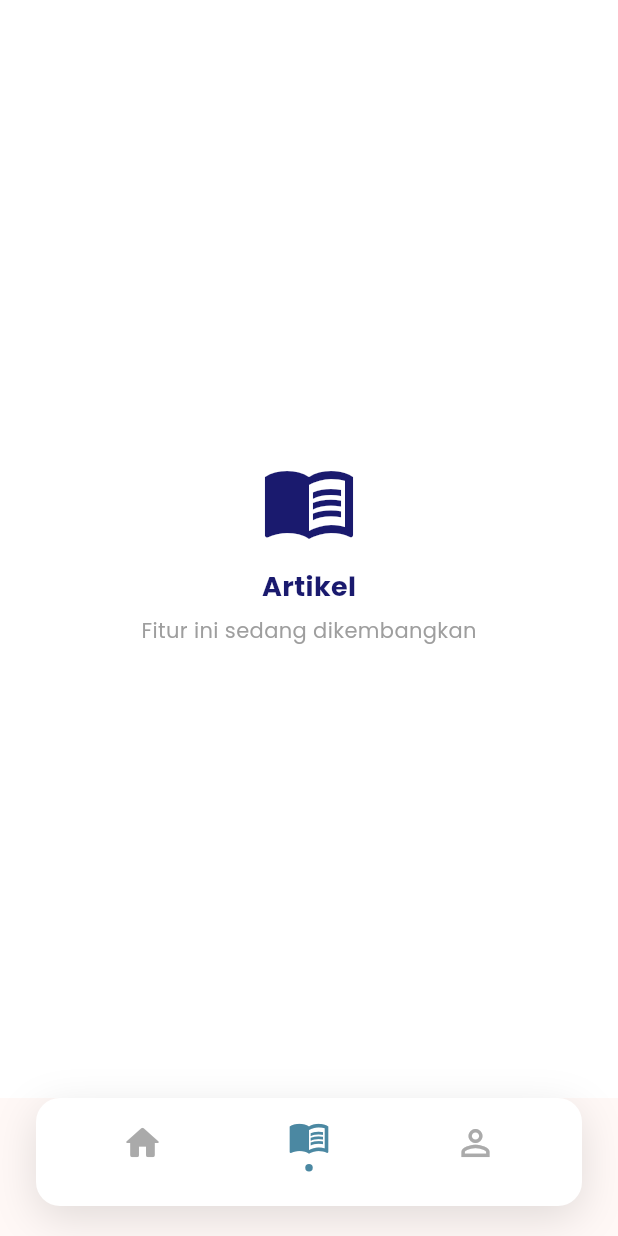
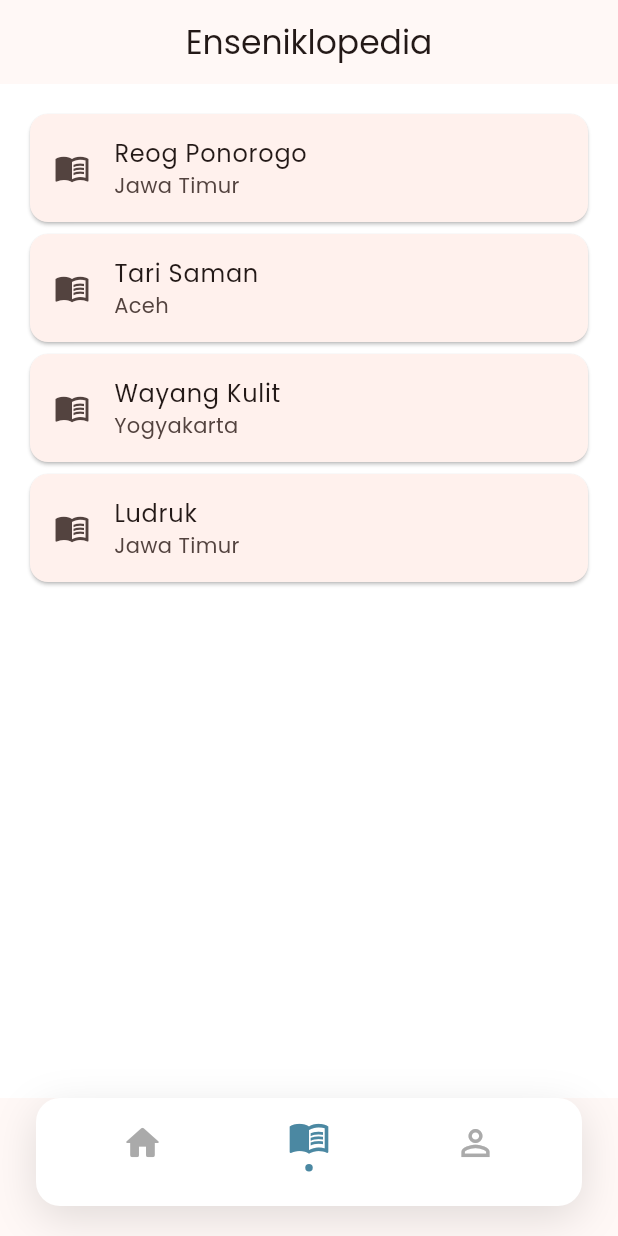
Before and after one commit to szahraak/FP-IndoneSaku, a Flutter app: the screen it shows after launch, item 2 of the bottom bar chosen, on a phone screen of 412 x 824 dp. Run offline on Flutter 3.47's test engine with Material 3 defaults, Android fonts, the phone set to English and light mode, and no system bars; our stand-ins replace cloud_firestore, firebase_auth, firebase_core, google_fonts, qr_flutter; accounts and stored records are empty; network calls fail.

Commit message:
Add enseniklopedia feature

```diff
--- /dev/null
+++ b/lib/data/artikel_data.dart
@@ -0,0 +1,39 @@
+import '../models/artikel_seni.dart';
+
+final List<ArtikelSeni> artikelList = [
+  ArtikelSeni(
+    id: '1',
+    judul: 'Reog Ponorogo',
+    kategori: 'Pertunjukan',
+    asal: 'Jawa Timur',
+    gambar:
+        'https://upload.wikimedia.org/wikipedia/commons/3/35/Reog_Ponorogo.jpg',
+    deskripsi: 'Kesenian tradisional khas Ponorogo.',
+    isi:
+        'Reog Ponorogo merupakan seni pertunjukan tradisional yang berasal dari Kabupaten Ponorogo, Jawa Timur. Reog terkenal dengan topeng Singa Barong yang besar dan berat.',
+  ),
+
+  ArtikelSeni(
+    id: '2',
+    judul: 'Tari Saman',
+    kategori: 'Tari',
+    asal: 'Aceh',
+    gambar:
+        'https://upload.wikimedia.org/wikipedia/commons/5/55/Tari_Saman.jpg',
+    deskripsi: 'Tarian tradisional yang dilakukan secara berkelompok.',
+    isi:
+        'Tari Saman berasal dari Aceh dan terkenal karena gerakan yang cepat serta harmonis.',
+  ),
+
+  ArtikelSeni(
+    id: '3',
+    judul: 'Wayang Kulit',
+    kategori: 'Wayang',
+    asal: 'Jawa',
+    gambar:
+        'https://upload.wikimedia.org/wikipedia/commons/9/9c/Wayang_kulit.jpg',
+    deskripsi: 'Pertunjukan bayangan menggunakan wayang.',
+    isi:
+        'Wayang Kulit adalah seni pertunjukan tradisional Indonesia yang telah diakui UNESCO.',
+  ),
+];
--- /dev/null
+++ b/lib/screens/enseniklopedia/enseniklopedia_screen.dart
@@ -0,0 +1,33 @@
+import 'package:flutter/material.dart';
+
+class EnseniklopediaScreen extends StatelessWidget {
+  const EnseniklopediaScreen({super.key});
+
+  @override
+  Widget build(BuildContext context) {
+    final artikel = [
+      {'judul': 'Reog Ponorogo', 'asal': 'Jawa Timur'},
+      {'judul': 'Tari Saman', 'asal': 'Aceh'},
+      {'judul': 'Wayang Kulit', 'asal': 'Yogyakarta'},
+      {'judul': 'Ludruk', 'asal': 'Jawa Timur'},
+    ];
+
+    return Scaffold(
+      backgroundColor: Colors.white,
+      appBar: AppBar(title: const Text('Enseniklopedia'), centerTitle: true),
+      body: ListView.builder(
+        padding: const EdgeInsets.all(16),
+        itemCount: artikel.length,
+        itemBuilder: (context, index) {
+          return Card(
+            child: ListTile(
+              leading: const Icon(Icons.menu_book),
+              title: Text(artikel[index]['judul']!),
+              subtitle: Text(artikel[index]['asal']!),
+            ),
+          );
+        },
+      ),
+    );
+  }
+}
--- a/lib/screens/main_scaffold.dart
+++ b/lib/screens/main_scaffold.dart
@@ -1,6 +1,7 @@
 import 'package:flutter/material.dart';
 import 'home_screen.dart';
 import 'profile/profile_screen.dart';
+import 'enseniklopedia/enseniklopedia_screen.dart';
 
 class MainScaffold extends StatefulWidget {
   const MainScaffold({super.key});
@@ -14,17 +15,14 @@ class _MainScaffoldState extends State<MainScaffold> {
 
   final List<Widget> _pages = const [
     _HomePage(),
-    _ArtikelPage(),
+    EnseniklopediaScreen(),
     ProfileScreen(),
   ];
 
   @override
   Widget build(BuildContext context) {
     return Scaffold(
-      body: IndexedStack(
-        index: _currentIndex,
-        children: _pages,
-      ),
+      body: IndexedStack(index: _currentIndex, children: _pages),
       bottomNavigationBar: Padding(
         padding: EdgeInsets.fromLTRB(
           24,
@@ -49,40 +47,6 @@ class _HomePage extends StatelessWidget {
   @override
   Widget build(BuildContext context) {
     return const HomeScreen();
-  }
-}
-
-class _ArtikelPage extends StatelessWidget {
-  const _ArtikelPage();
-
-  @override
-  Widget build(BuildContext context) {
-    return const Scaffold(
-      backgroundColor: Colors.white,
-      body: Center(
-        child: Column(
-          mainAxisAlignment: MainAxisAlignment.center,
-          children: [
-            Icon(Icons.menu_book_outlined,
-                size: 64, color: Color(0xFF1A1A6E)),
-            SizedBox(height: 12),
-            Text(
-              'Artikel',
-              style: TextStyle(
-                fontSize: 18,
-                fontWeight: FontWeight.bold,
-                color: Color(0xFF1A1A6E),
-              ),
-            ),
-            SizedBox(height: 6),
-            Text(
-              'Fitur ini sedang dikembangkan',
-              style: TextStyle(color: Colors.grey),
-            ),
-          ],
-        ),
-      ),
-    );
   }
 }
 
@@ -173,9 +137,10 @@ class _NavButtonState extends State<_NavButton>
       vsync: this,
       duration: const Duration(milliseconds: 200),
     );
-    _scaleAnim = Tween<double>(begin: 1.0, end: 0.85).animate(
-      CurvedAnimation(parent: _ctrl, curve: Curves.easeInOut),
-    );
+    _scaleAnim = Tween<double>(
+      begin: 1.0,
+      end: 0.85,
+    ).animate(CurvedAnimation(parent: _ctrl, curve: Curves.easeInOut));
   }
 
   @override
@@ -214,8 +179,7 @@ class _NavButtonState extends State<_NavButton>
                     Icon(
                       widget.item.icon,
                       size: 28,
-                      color:
-                          widget.selected ? _activeColor : _inactiveColor,
+                      color: widget.selected ? _activeColor : _inactiveColor,
                     ),
                     const SizedBox(height: 4),
                     Container(
@@ -225,9 +189,9 @@ class _NavButtonState extends State<_NavButton>
                         color: _activeColor,
                         shape: BoxShape.circle,
                       ),
-                    )
-                  ]
-                )
+                    ),
+                  ],
+                ),
               ),
             ),
           ],
```
Also changed, not shown: lib/models/artikel_seni.dart (added, +19 -0 lines), lib/screens/enseniklopedia/detail_artikel_screen.dart (added, +72 -0 lines).
